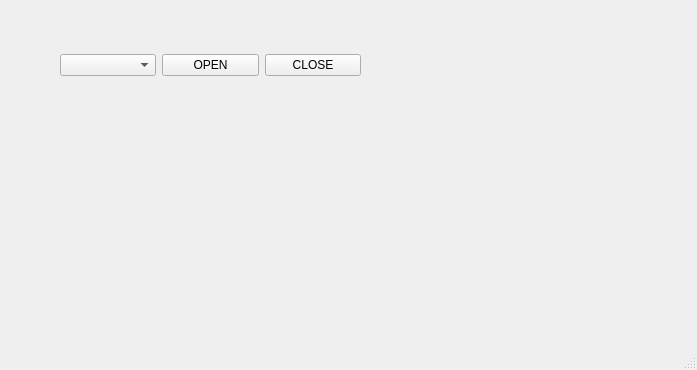
The window that PythonSerial/Design.ui (ArtyomLe/ArduinoProjects) describes before a commit, drawn with Qt 5.
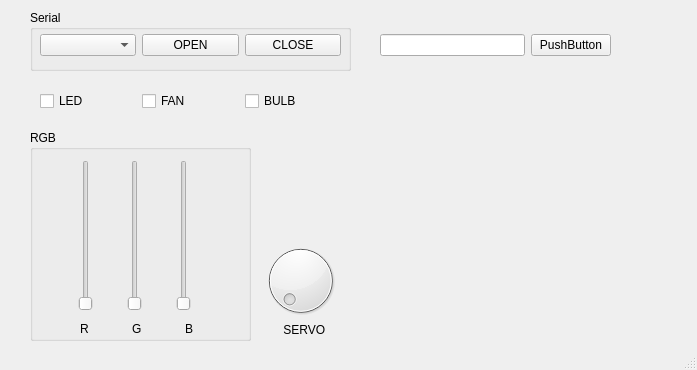
The same window after the commit.

Diff of the .ui file:
```diff
--- a/PythonSerial/Design.ui
+++ b/PythonSerial/Design.ui
@@ -14,30 +14,212 @@
    <string>MainWindow</string>
   </property>
   <widget class="QWidget" name="centralwidget">
+   <widget class="QGroupBox" name="groupBox">
+    <property name="geometry">
+     <rect>
+      <x>30</x>
+      <y>130</y>
+      <width>221</width>
+      <height>211</height>
+     </rect>
+    </property>
+    <property name="title">
+     <string>RGB</string>
+    </property>
+    <widget class="QWidget" name="">
+     <property name="geometry">
+      <rect>
+       <x>50</x>
+       <y>190</y>
+       <width>151</width>
+       <height>18</height>
+      </rect>
+     </property>
+     <layout class="QHBoxLayout" name="horizontalLayout_4">
+      <item>
+       <widget class="QLabel" name="label">
+        <property name="text">
+         <string>R</string>
+        </property>
+       </widget>
+      </item>
+      <item>
+       <widget class="QLabel" name="label_2">
+        <property name="text">
+         <string>G</string>
+        </property>
+       </widget>
+      </item>
+      <item>
+       <widget class="QLabel" name="label_3">
+        <property name="text">
+         <string>B</string>
+        </property>
+       </widget>
+      </item>
+     </layout>
+    </widget>
+    <widget class="QWidget" name="">
+     <property name="geometry">
+      <rect>
+       <x>20</x>
+       <y>30</y>
+       <width>171</width>
+       <height>151</height>
+      </rect>
+     </property>
+     <layout class="QHBoxLayout" name="horizontalLayout_3">
+      <item>
+       <widget class="QSlider" name="RS">
+        <property name="maximum">
+         <number>255</number>
+        </property>
+        <property name="orientation">
+         <enum>Qt::Vertical</enum>
+        </property>
+       </widget>
+      </item>
+      <item>
+       <widget class="QSlider" name="GS">
+        <property name="maximum">
+         <number>255</number>
+        </property>
+        <property name="orientation">
+         <enum>Qt::Vertical</enum>
+        </property>
+       </widget>
+      </item>
+      <item>
+       <widget class="QSlider" name="BS">
+        <property name="maximum">
+         <number>255</number>
+        </property>
+        <property name="orientation">
+         <enum>Qt::Vertical</enum>
+        </property>
+       </widget>
+      </item>
+     </layout>
+    </widget>
+   </widget>
+   <widget class="QGroupBox" name="groupBox_2">
+    <property name="geometry">
+     <rect>
+      <x>30</x>
+      <y>10</y>
+      <width>321</width>
+      <height>61</height>
+     </rect>
+    </property>
+    <property name="title">
+     <string>Serial</string>
+    </property>
+    <widget class="QWidget" name="">
+     <property name="geometry">
+      <rect>
+       <x>10</x>
+       <y>10</y>
+       <width>301</width>
+       <height>51</height>
+      </rect>
+     </property>
+     <layout class="QHBoxLayout" name="horizontalLayout">
+      <item>
+       <widget class="QComboBox" name="comL"/>
+      </item>
+      <item>
+       <widget class="QPushButton" name="openB">
+        <property name="text">
+         <string>OPEN</string>
+        </property>
+       </widget>
+      </item>
+      <item>
+       <widget class="QPushButton" name="closeB">
+        <property name="text">
+         <string>CLOSE</string>
+        </property>
+       </widget>
+      </item>
+     </layout>
+    </widget>
+   </widget>
+   <widget class="QDial" name="servoK">
+    <property name="geometry">
+     <rect>
+      <x>260</x>
+      <y>240</y>
+      <width>81</width>
+      <height>81</height>
+     </rect>
+    </property>
+    <property name="maximum">
+     <number>180</number>
+    </property>
+   </widget>
+   <widget class="QLabel" name="label_4">
+    <property name="geometry">
+     <rect>
+      <x>280</x>
+      <y>320</y>
+      <width>51</width>
+      <height>20</height>
+     </rect>
+    </property>
+    <property name="text">
+     <string> SERVO</string>
+    </property>
+   </widget>
    <widget class="QWidget" name="">
     <property name="geometry">
      <rect>
-      <x>60</x>
-      <y>40</y>
+      <x>40</x>
+      <y>90</y>
       <width>301</width>
-      <height>51</height>
+      <height>22</height>
      </rect>
     </property>
-    <layout class="QHBoxLayout" name="horizontalLayout">
+    <layout class="QHBoxLayout" name="horizontalLayout_2">
      <item>
-      <widget class="QComboBox" name="comL"/>
+      <widget class="QCheckBox" name="ledC">
+       <property name="text">
+        <string>LED</string>
+       </property>
+      </widget>
      </item>
      <item>
-      <widget class="QPushButton" name="openB">
+      <widget class="QCheckBox" name="fanC">
        <property name="text">
-        <string>OPEN</string>
+        <string>FAN</string>
        </property>
       </widget>
      </item>
      <item>
-      <widget class="QPushButton" name="closeB">
+      <widget class="QCheckBox" name="bulbC">
        <property name="text">
-        <string>CLOSE</string>
+        <string>BULB</string>
+       </property>
+      </widget>
+     </item>
+    </layout>
+   </widget>
+   <widget class="QWidget" name="">
+    <property name="geometry">
+     <rect>
+      <x>380</x>
+      <y>30</y>
+      <width>231</width>
+      <height>30</height>
+     </rect>
+    </property>
+    <layout class="QHBoxLayout" name="horizontalLayout_5">
+     <item>
+      <widget class="QLineEdit" name="textF"/>
+     </item>
+     <item>
+      <widget class="QPushButton" name="sendB">
+       <property name="text">
+        <string>PushButton</string>
        </property>
       </widget>
      </item>
```
